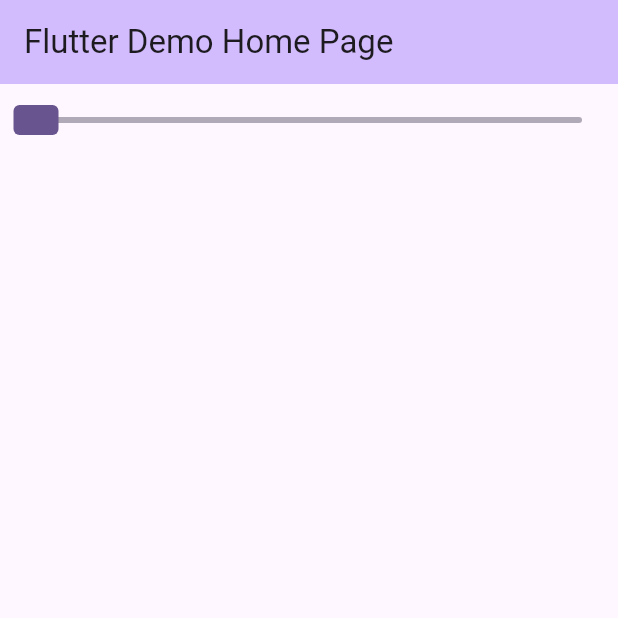
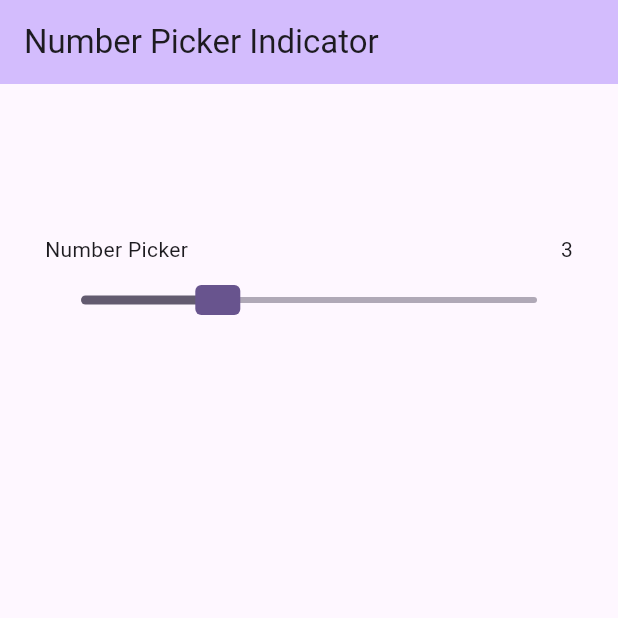
Before and after one commit to hossam1244/number_picker_indicator, a Flutter app: the screen it shows after launch, on a phone screen of 412 x 824 dp, the top half of it. Run offline on Flutter 3.47's test engine with Material 3 defaults, Android fonts, the phone set to English and light mode, and no system bars.

Commit message:
updated readme and the example

```diff
--- a/example/lib/main.dart
+++ b/example/lib/main.dart
@@ -16,34 +16,38 @@ class MyApp extends StatelessWidget {
         colorScheme: ColorScheme.fromSeed(seedColor: Colors.deepPurple),
         useMaterial3: true,
       ),
-      home: const MyHomePage(title: 'Flutter Demo Home Page'),
+      home: MyHomePage(),
     );
   }
 }
 
 class MyHomePage extends StatefulWidget {
-  const MyHomePage({super.key, required this.title});
-
-  final String title;
+  MyHomePage({super.key});
 
   @override
   State<MyHomePage> createState() => _MyHomePageState();
 }
 
 class _MyHomePageState extends State<MyHomePage> {
+  int _currentValue = 3;
+
   @override
   Widget build(BuildContext context) {
     return Scaffold(
       appBar: AppBar(
         backgroundColor: Theme.of(context).colorScheme.inversePrimary,
-        title: Text(widget.title),
+        title: Text("Number Picker Indicator"),
       ),
-      body: Center(
+      body: Padding(
+        padding: const EdgeInsets.only(top: 100,left: 30,right: 30),
         child: NumberPickerIndicator(
           minValue: 0,
           maxValue: 10,
-          value: 0,
+          value: _currentValue,
           onChanged: (int value) {},
+          showTitle: true,
+          title: "Number Picker",
+          showNumber: true,
         ),
       ),
     );
--- a/lib/src/number_picker_indicator.dart
+++ b/lib/src/number_picker_indicator.dart
@@ -23,6 +23,9 @@ class NumberPickerIndicator extends StatefulWidget {
   // inactive color of the number picker
   final Color? inactiveColor;
 
+  // title of the number picker
+  final String? title;
+
   // show title of the number picker
   final bool showTitle;
 
@@ -42,7 +45,8 @@ class NumberPickerIndicator extends StatefulWidget {
       this.activeColor,
       this.inactiveColor,
       this.showNumber = false,
-      this.showTitle = false})
+      this.showTitle = false,
+      this.title = ''})
       : assert(
             minValue! < maxValue! && value! >= minValue && value <= maxValue);
 
@@ -55,7 +59,7 @@ class _NumberPickerIndicatorState extends State<NumberPickerIndicator> {
   Widget build(BuildContext context) {
     return Column(
       children: [
-        if (widget.showTitle || widget.showNumber) _titleAndNumber(),
+        _titleAndNumber(),
         _slider(),
       ],
     );
```
Also changed, not shown: 1 other file.
